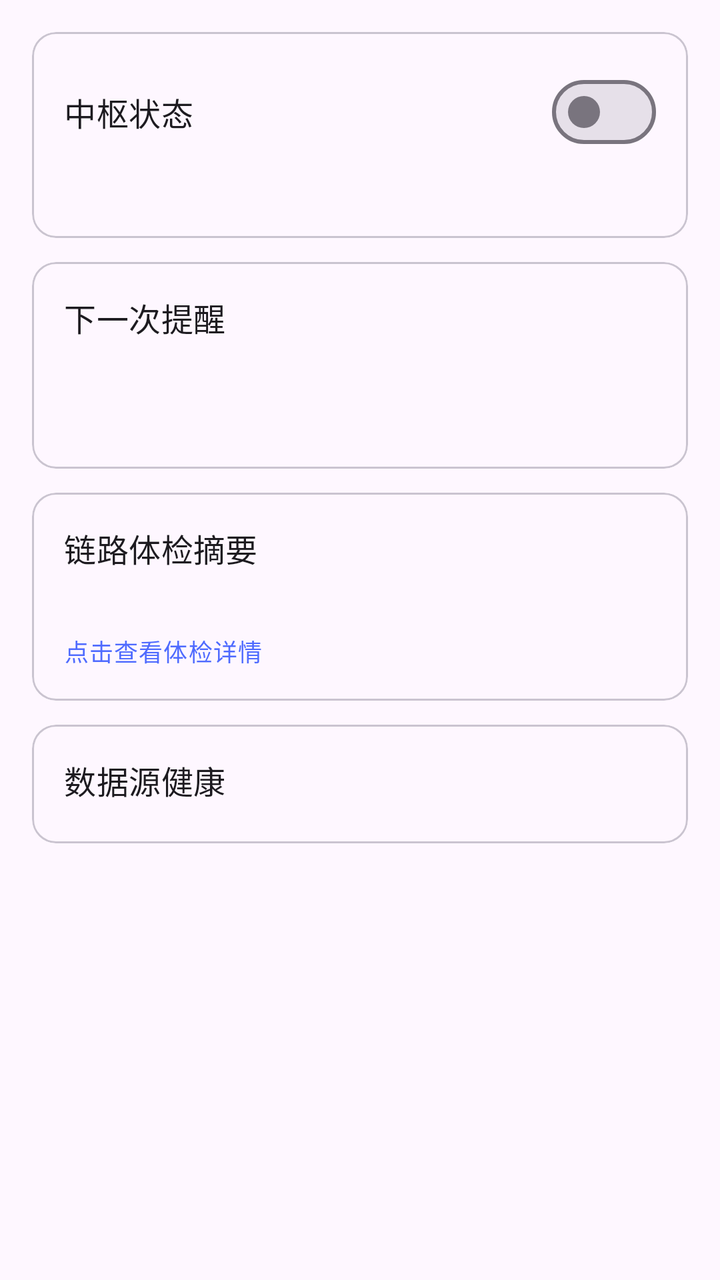
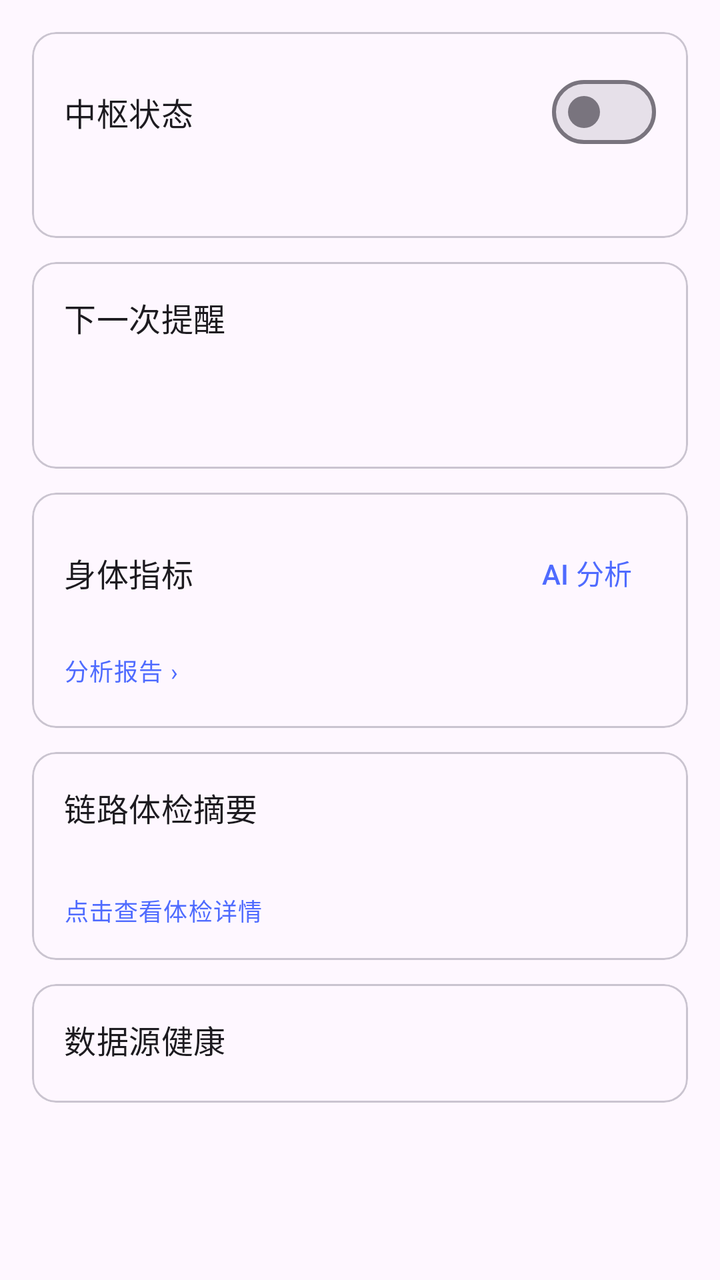

Screens rendered from an Android XML layout before and after an edit, with the pre-edit source and the edit as a unified diff.
<!-- AndroidManifest.xml: application theme Theme.WatchHub -->
<!-- res/layout/fragment_home.xml -->
<?xml version="1.0" encoding="utf-8"?>
<androidx.core.widget.NestedScrollView xmlns:android="http://schemas.android.com/apk/res/android"
    xmlns:app="http://schemas.android.com/apk/res-auto"
    android:layout_width="match_parent"
    android:layout_height="match_parent"
    android:fillViewport="true">

    <LinearLayout
        android:layout_width="match_parent"
        android:layout_height="wrap_content"
        android:orientation="vertical"
        android:padding="16dp">

        <com.google.android.material.card.MaterialCardView
            android:layout_width="match_parent"
            android:layout_height="wrap_content">

            <LinearLayout
                android:layout_width="match_parent"
                android:layout_height="wrap_content"
                android:orientation="vertical"
                android:padding="16dp">

                <LinearLayout
                    android:layout_width="match_parent"
                    android:layout_height="wrap_content"
                    android:gravity="center_vertical"
                    android:orientation="horizontal">

                    <TextView
                        android:layout_width="0dp"
                        android:layout_height="wrap_content"
                        android:layout_weight="1"
                        android:text="@string/home_hub_title"
                        android:textAppearance="?attr/textAppearanceTitleMedium" />

                    <com.google.android.material.materialswitch.MaterialSwitch
                        android:id="@+id/hub_switch"
                        android:layout_width="wrap_content"
                        android:layout_height="wrap_content" />
                </LinearLayout>

                <TextView
                    android:id="@+id/hub_desc"
                    android:layout_width="match_parent"
                    android:layout_height="wrap_content"
                    android:layout_marginTop="4dp"
                    android:textAppearance="?attr/textAppearanceBodyMedium"
                    android:textColor="?attr/colorOnSurfaceVariant" />
            </LinearLayout>
        </com.google.android.material.card.MaterialCardView>

        <com.google.android.material.card.MaterialCardView
            android:layout_width="match_parent"
            android:layout_height="wrap_content"
            android:layout_marginTop="12dp">

            <LinearLayout
                android:layout_width="match_parent"
                android:layout_height="wrap_content"
                android:orientation="vertical"
                android:padding="16dp">

                <TextView
                    android:layout_width="match_parent"
                    android:layout_height="wrap_content"
                    android:text="@string/home_next_title"
                    android:textAppearance="?attr/textAppearanceTitleMedium" />

                <TextView
                    android:id="@+id/next_title"
                    android:layout_width="match_parent"
                    android:layout_height="wrap_content"
                    android:layout_marginTop="8dp"
                    android:textAppearance="?attr/textAppearanceBodyLarge" />

                <TextView
                    android:id="@+id/next_time"
                    android:layout_width="match_parent"
                    android:layout_height="wrap_content"
                    android:layout_marginTop="2dp"
                    android:textAppearance="?attr/textAppearanceBodySmall"
                    android:textColor="?attr/colorOnSurfaceVariant" />
            </LinearLayout>
        </com.google.android.material.card.MaterialCardView>

        <com.google.android.material.card.MaterialCardView
            android:id="@+id/health_card"
            android:layout_width="match_parent"
            android:layout_height="wrap_content"
            android:layout_marginTop="12dp"
            android:clickable="true"
            android:focusable="true">

            <LinearLayout
                android:layout_width="match_parent"
                android:layout_height="wrap_content"
                android:orientation="vertical"
                android:padding="16dp">

                <TextView
                    android:layout_width="match_parent"
                    android:layout_height="wrap_content"
                    android:text="@string/home_health_title"
                    android:textAppearance="?attr/textAppearanceTitleMedium" />

                <TextView
                    android:id="@+id/health_summary"
                    android:layout_width="match_parent"
                    android:layout_height="wrap_content"
                    android:layout_marginTop="8dp"
                    android:textAppearance="?attr/textAppearanceBodyMedium" />

                <TextView
                    android:layout_width="match_parent"
                    android:layout_height="wrap_content"
                    android:layout_marginTop="4dp"
                    android:text="@string/home_health_tap"
                    android:textAppearance="?attr/textAppearanceBodySmall"
                    android:textColor="?attr/colorPrimary" />
            </LinearLayout>
        </com.google.android.material.card.MaterialCardView>

        <com.google.android.material.card.MaterialCardView
            android:layout_width="match_parent"
            android:layout_height="wrap_content"
            android:layout_marginTop="12dp">

            <LinearLayout
                android:layout_width="match_parent"
                android:layout_height="wrap_content"
                android:orientation="vertical"
                android:padding="16dp">

                <TextView
                    android:layout_width="match_parent"
                    android:layout_height="wrap_content"
                    android:text="@string/home_sources_title"
                    android:textAppearance="?attr/textAppearanceTitleMedium" />

                <LinearLayout
                    android:id="@+id/sources_container"
                    android:layout_width="match_parent"
                    android:layout_height="wrap_content"
                    android:layout_marginTop="4dp"
                    android:orientation="vertical" />
            </LinearLayout>
        </com.google.android.material.card.MaterialCardView>

        
    </LinearLayout>
</androidx.core.widget.NestedScrollView>
<!-- resources referenced by this layout -->
<resources>
  <string name="home_health_tap">点击查看体检详情</string>
  <string name="home_health_title">链路体检摘要</string>
  <string name="home_hub_title">中枢状态</string>
  <string name="home_next_title">下一次提醒</string>
  <string name="home_sources_title">数据源健康</string>
  <style name="Theme.WatchHub" parent="Theme.Material3.DayNight.NoActionBar">
          <item name="colorPrimary">#4F6BFF</item>
          <item name="colorSecondary">#6C5CE7</item>
      </style>
</resources>

<!-- the commit's change to res/layout/fragment_home.xml (unified diff, before → after) -->
@@ -85,6 +85,69 @@
         </com.google.android.material.card.MaterialCardView>
 
         <com.google.android.material.card.MaterialCardView
+            android:id="@+id/metrics_card"
+            android:layout_width="match_parent"
+            android:layout_height="wrap_content"
+            android:layout_marginTop="12dp">
+
+            <LinearLayout
+                android:layout_width="match_parent"
+                android:layout_height="wrap_content"
+                android:orientation="vertical"
+                android:padding="16dp">
+
+                <LinearLayout
+                    android:layout_width="match_parent"
+                    android:layout_height="wrap_content"
+                    android:gravity="center_vertical"
+                    android:orientation="horizontal">
+
+                    <TextView
+                        android:layout_width="0dp"
+                        android:layout_height="wrap_content"
+                        android:layout_weight="1"
+                        android:text="@string/health_metrics_title"
+                        android:textAppearance="?attr/textAppearanceTitleMedium" />
+
+                    <com.google.android.material.button.MaterialButton
+                        android:id="@+id/btn_ai"
+                        style="@style/Widget.Material3.Button.TextButton"
+                        android:layout_width="wrap_content"
+                        android:layout_height="wrap_content"
+                        android:minWidth="0dp"
+                        android:text="@string/health_ai_analyze" />
+                </LinearLayout>
+
+                <TextView
+                    android:id="@+id/metrics_status"
+                    android:layout_width="match_parent"
+                    android:layout_height="wrap_content"
+                    android:layout_marginTop="4dp"
+                    android:textAppearance="?attr/textAppearanceBodySmall"
+                    android:textColor="?attr/colorOnSurfaceVariant"
+                    android:visibility="gone" />
+
+                <LinearLayout
+                    android:id="@+id/metrics_container"
+                    android:layout_width="match_parent"
+                    android:layout_height="wrap_content"
+                    android:layout_marginTop="4dp"
+                    android:orientation="vertical" />
+
+                <TextView
+                    android:id="@+id/btn_reports"
+                    android:layout_width="wrap_content"
+                    android:layout_height="wrap_content"
+                    android:layout_marginTop="8dp"
+                    android:paddingTop="4dp"
+                    android:paddingBottom="4dp"
+                    android:text="@string/health_reports"
+                    android:textAppearance="?attr/textAppearanceBodySmall"
+                    android:textColor="?attr/colorPrimary" />
+            </LinearLayout>
+        </com.google.android.material.card.MaterialCardView>
+
+        <com.google.android.material.card.MaterialCardView
             android:id="@+id/health_card"
             android:layout_width="match_parent"
             android:layout_height="wrap_content"
<!-- resource entries referenced after the edit -->
@@ -1,5 +1,8 @@
 <!-- resources referenced by this layout -->
 <resources>
+  <string name="health_ai_analyze">AI 分析</string>
+  <string name="health_metrics_title">身体指标</string>
+  <string name="health_reports">分析报告 ›</string>
   <string name="home_health_tap">点击查看体检详情</string>
   <string name="home_health_title">链路体检摘要</string>
   <string name="home_hub_title">中枢状态</string>
